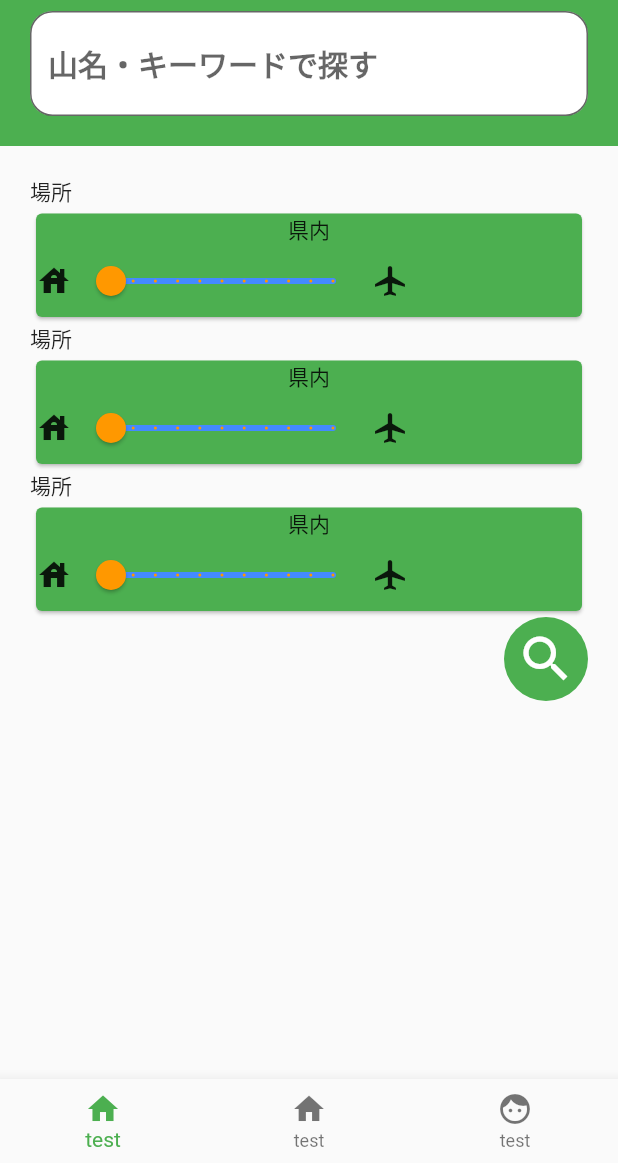
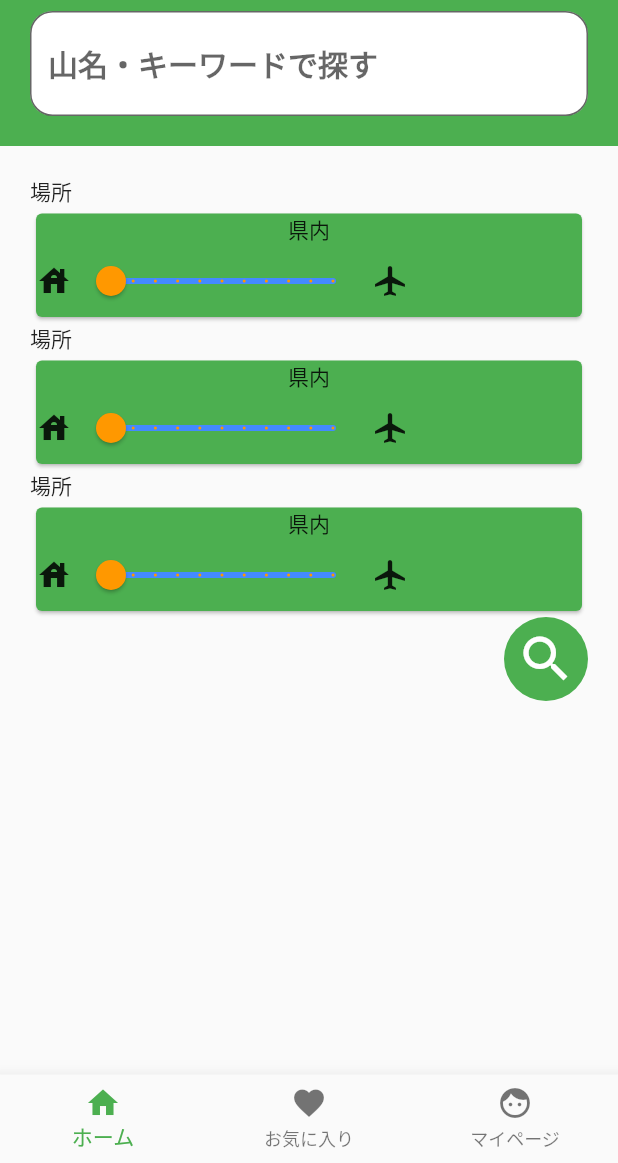
Before and after one commit to kolbe-ryo/Yamatching_dev, a Flutter app: the screen it shows after launch, on a phone screen of 412 x 824 dp, the part 73-1236 px from its top. Run offline on Flutter 3.47's test engine with Material 2 defaults, Android fonts, the phone set to English and light mode, and no system bars; Roboto replaces fonts that are missing (KaiseiOpti-Bold).

```diff
--- a/lib/main.dart
+++ b/lib/main.dart
@@ -60,9 +60,9 @@ class _MainPageState extends State<MainPage> {
       ),
       bottomNavigationBar: BottomNavigationBar(
         items: const [
-          BottomNavigationBarItem(icon: Icon(Icons.home), label: "test"),
-          BottomNavigationBarItem(icon: Icon(Icons.home), label: "test"),
-          BottomNavigationBarItem(icon: Icon(Icons.face), label: "test"),
+          BottomNavigationBarItem(icon: Icon(Icons.home), label: "ホーム"),
+          BottomNavigationBarItem(icon: Icon(Icons.favorite), label: "お気に入り"),
+          BottomNavigationBarItem(icon: Icon(Icons.face), label: "マイページ"),
         ],
         currentIndex: _currentIndex,
         onTap: (Index) => setState(() => _currentIndex = Index),
```
Also changed, not shown: assets/json/mountain_date.json (+19 -3 lines).
